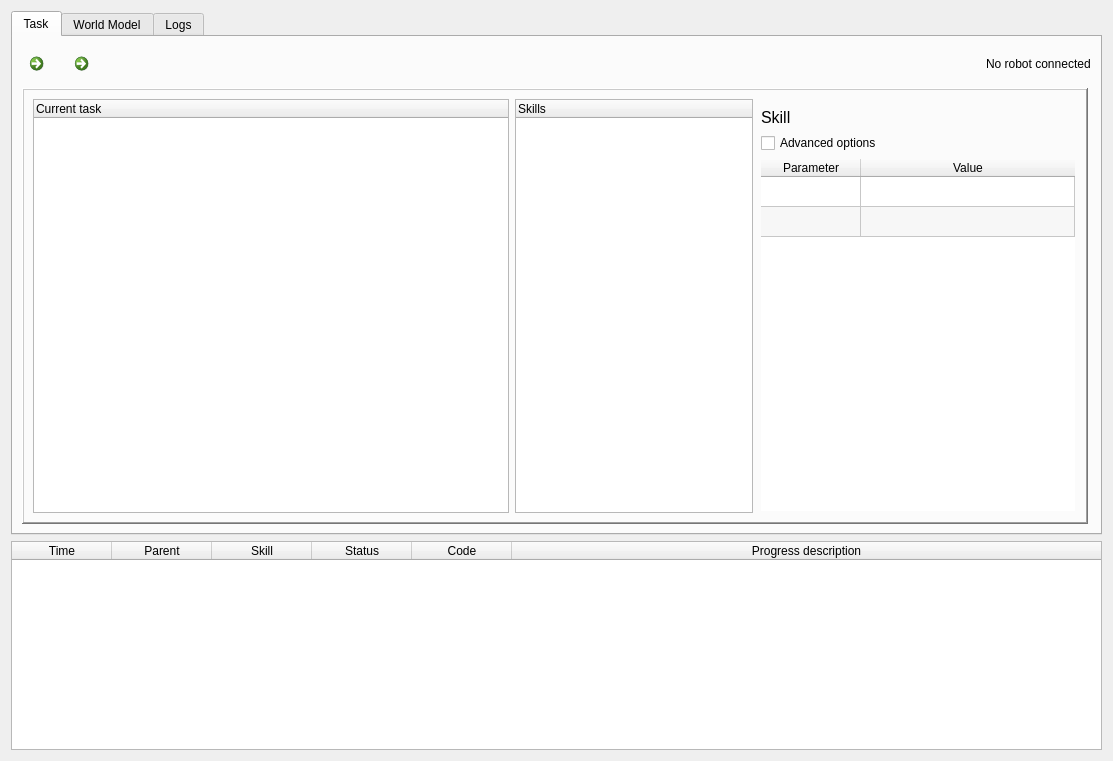
First picture: the form in skiros2/skiros2_gui/src/skiros2_gui/core/skiros_gui.ui, repository maestrini/skiros2, before the edit.
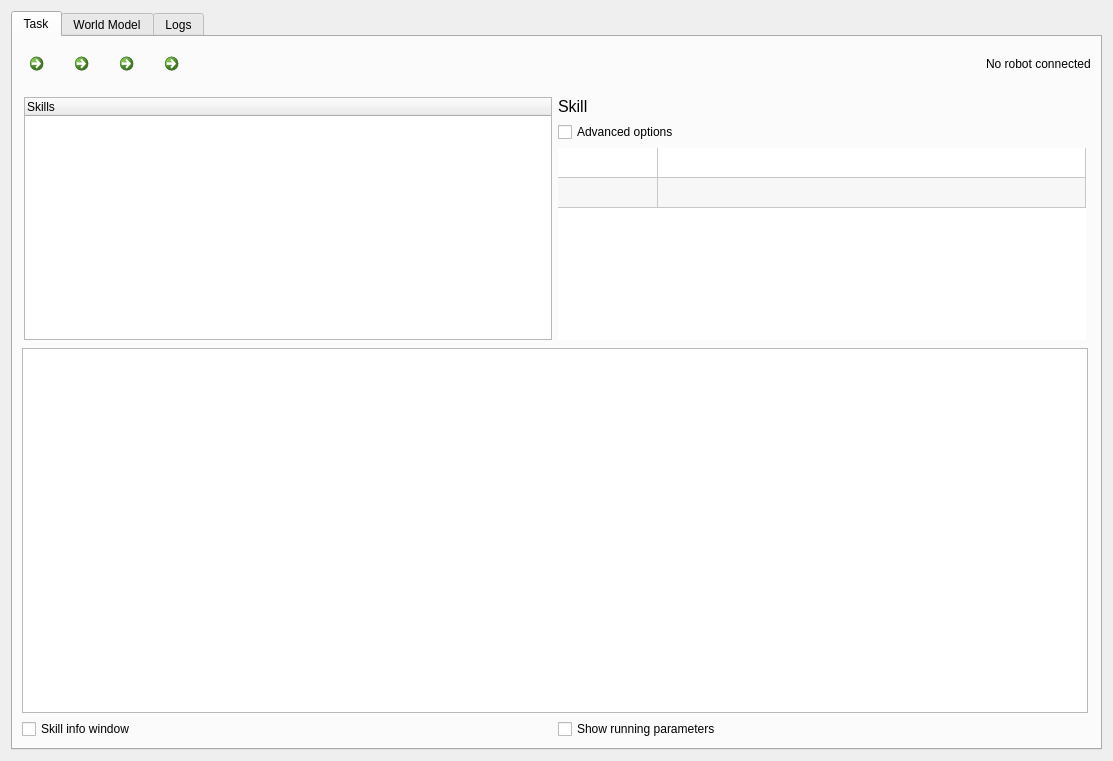
Second picture: the form after the edit. Icons and pictures are not drawn.

```diff
--- a/skiros2/skiros2_gui/src/skiros2_gui/core/skiros_gui.ui
+++ b/skiros2/skiros2_gui/src/skiros2_gui/core/skiros_gui.ui
@@ -30,6 +30,8 @@
   </property>
   <layout class="QVBoxLayout" name="verticalLayout">
    <item>
+    <layout class="QHBoxLayout" name="main_layout">
+     <item>
     <widget class="QTabWidget" name="main_tab">
      <property name="sizePolicy">
       <sizepolicy hsizetype="Preferred" vsizetype="Preferred">
@@ -57,6 +59,187 @@
        <property name="rightMargin">
         <number>0</number>
        </property>
+         <item row="2" column="0">
+          <widget class="QFrame" name="skill_parameters_group_box">
+           <property name="sizePolicy">
+            <sizepolicy hsizetype="Expanding" vsizetype="Expanding">
+             <horstretch>4</horstretch>
+             <verstretch>0</verstretch>
+            </sizepolicy>
+           </property>
+           <layout class="QHBoxLayout" name="horizontalLayout_3">
+            <property name="leftMargin">
+             <number>2</number>
+            </property>
+            <property name="rightMargin">
+             <number>2</number>
+            </property>
+            <property name="bottomMargin">
+             <number>2</number>
+            </property>
+            <item>
+             <widget class="QTreeWidget" name="skill_tree_widget">
+              <property name="sizePolicy">
+               <sizepolicy hsizetype="Expanding" vsizetype="Expanding">
+                <horstretch>0</horstretch>
+                <verstretch>1</verstretch>
+               </sizepolicy>
+              </property>
+              <property name="toolTip">
+               <string>List of available skills</string>
+              </property>
+              <property name="indentation">
+               <number>10</number>
+              </property>
+              <column>
+               <property name="text">
+                <string>Skills</string>
+               </property>
+              </column>
+             </widget>
+            </item>
+            <item>
+             <layout class="QVBoxLayout" name="verticalLayout_2">
+              <item>
+               <widget class="QLabel" name="skill_name_label">
+                <property name="font">
+                 <font>
+                  <pointsize>12</pointsize>
+                 </font>
+                </property>
+                <property name="text">
+                 <string>Skill</string>
+                </property>
+               </widget>
+              </item>
+              <item>
+               <widget class="QCheckBox" name="modality_checkBox">
+                <property name="toolTip">
+                 <string>Visualize/Hide optional parameters</string>
+                </property>
+                <property name="text">
+                 <string>Advanced options</string>
+                </property>
+               </widget>
+              </item>
+              <item>
+               <widget class="QTableWidget" name="skill_params_table">
+                <property name="sizePolicy">
+                 <sizepolicy hsizetype="Expanding" vsizetype="Expanding">
+                  <horstretch>1</horstretch>
+                  <verstretch>0</verstretch>
+                 </sizepolicy>
+                </property>
+                <property name="baseSize">
+                 <size>
+                  <width>0</width>
+                  <height>30</height>
+                 </size>
+                </property>
+                <property name="toolTip">
+                 <string>Parameters selection</string>
+                </property>
+                <property name="autoFillBackground">
+                 <bool>true</bool>
+                </property>
+                <property name="frameShape">
+                 <enum>QFrame::NoFrame</enum>
+                </property>
+                <property name="frameShadow">
+                 <enum>QFrame::Sunken</enum>
+                </property>
+                <property name="sizeAdjustPolicy">
+                 <enum>QAbstractScrollArea::AdjustIgnored</enum>
+                </property>
+                <property name="alternatingRowColors">
+                 <bool>true</bool>
+                </property>
+                <property name="selectionMode">
+                 <enum>QAbstractItemView::NoSelection</enum>
+                </property>
+                <property name="showGrid">
+                 <bool>true</bool>
+                </property>
+                <property name="gridStyle">
+                 <enum>Qt::SolidLine</enum>
+                </property>
+                <property name="cornerButtonEnabled">
+                 <bool>false</bool>
+                </property>
+                <property name="rowCount">
+                 <number>2</number>
+                </property>
+                <attribute name="horizontalHeaderVisible">
+                 <bool>false</bool>
+                </attribute>
+                <attribute name="horizontalHeaderStretchLastSection">
+                 <bool>true</bool>
+                </attribute>
+                <attribute name="verticalHeaderVisible">
+                 <bool>false</bool>
+                </attribute>
+                <attribute name="verticalHeaderHighlightSections">
+                 <bool>true</bool>
+                </attribute>
+                <attribute name="verticalHeaderStretchLastSection">
+                 <bool>false</bool>
+                </attribute>
+                <row/>
+                <row/>
+                <column>
+                 <property name="text">
+                  <string>Parameter</string>
+                 </property>
+                </column>
+                <column>
+                 <property name="text">
+                  <string>Value</string>
+                 </property>
+                </column>
+               </widget>
+              </item>
+             </layout>
+            </item>
+           </layout>
+          </widget>
+         </item>
+         <item row="3" column="0">
+          <widget class="QTreeWidget" name="task_tree_widget">
+           <property name="sizePolicy">
+            <sizepolicy hsizetype="Expanding" vsizetype="Expanding">
+             <horstretch>6</horstretch>
+             <verstretch>6</verstretch>
+            </sizepolicy>
+           </property>
+           <property name="toolTip">
+            <string>The current (or last executed) task</string>
+           </property>
+           <property name="editTriggers">
+            <set>QAbstractItemView::AnyKeyPressed|QAbstractItemView::DoubleClicked|QAbstractItemView::EditKeyPressed</set>
+           </property>
+           <property name="rootIsDecorated">
+            <bool>true</bool>
+           </property>
+           <attribute name="headerVisible">
+            <bool>false</bool>
+           </attribute>
+           <column>
+            <property name="text">
+             <string>Task</string>
+            </property>
+           </column>
+           <column>
+            <property name="text">
+             <string>Time</string>
+            </property>
+           </column>
+           <column>
+            <property name="text">
+             <string>Progress description</string>
+            </property>
+           </column>
+          </widget>
+         </item>
        <item row="0" column="0" colspan="3">
         <widget class="QFrame" name="frame_3">
          <property name="frameShape">
@@ -117,6 +300,58 @@
             </property>
            </widget>
           </item>
+            <item>
+             <widget class="QCommandLinkButton" name="skill_step_button">
+              <property name="maximumSize">
+               <size>
+                <width>45</width>
+                <height>47</height>
+               </size>
+              </property>
+              <property name="toolTip">
+               <string>Tick skill once</string>
+              </property>
+              <property name="text">
+               <string/>
+              </property>
+              <property name="icon">
+               <iconset>
+                <normaloff>imgs/Tick-Icon.png</normaloff>imgs/Tick-Icon.png</iconset>
+              </property>
+              <property name="iconSize">
+               <size>
+                <width>30</width>
+                <height>30</height>
+               </size>
+              </property>
+             </widget>
+            </item>
+            <item>
+             <widget class="QCommandLinkButton" name="skill_pause_button">
+              <property name="maximumSize">
+               <size>
+                <width>45</width>
+                <height>47</height>
+               </size>
+              </property>
+              <property name="toolTip">
+               <string>Pause skill</string>
+              </property>
+              <property name="text">
+               <string/>
+              </property>
+              <property name="icon">
+               <iconset>
+                <normaloff>imgs/Pause-Icon.png</normaloff>imgs/Pause-Icon.png</iconset>
+              </property>
+              <property name="iconSize">
+               <size>
+                <width>30</width>
+                <height>30</height>
+               </size>
+              </property>
+             </widget>
+            </item>
           <item>
            <widget class="QCommandLinkButton" name="skill_stop_button">
             <property name="maximumSize">
@@ -198,184 +433,29 @@
          </layout>
         </widget>
        </item>
-       <item row="1" column="0">
-        <widget class="QFrame" name="frame">
-         <property name="frameShape">
-          <enum>QFrame::WinPanel</enum>
-         </property>
-         <property name="frameShadow">
-          <enum>QFrame::Raised</enum>
-         </property>
+         <item row="4" column="0">
          <layout class="QHBoxLayout" name="horizontalLayout_7">
           <item>
-           <widget class="QTreeWidget" name="task_tree_widget">
-            <property name="sizePolicy">
-             <sizepolicy hsizetype="Expanding" vsizetype="Expanding">
-              <horstretch>6</horstretch>
-              <verstretch>0</verstretch>
-             </sizepolicy>
-            </property>
+            <widget class="QCheckBox" name="skill_info_checkBox">
             <property name="toolTip">
-             <string>The current (or last executed) task</string>
-            </property>
-            <property name="editTriggers">
-             <set>QAbstractItemView::AnyKeyPressed|QAbstractItemView::DoubleClicked|QAbstractItemView::EditKeyPressed</set>
-            </property>
-            <property name="rootIsDecorated">
-             <bool>false</bool>
-            </property>
-            <attribute name="headerVisible">
-             <bool>true</bool>
-            </attribute>
-            <column>
+              <string>Open a window with additional info about skill execution</string>
+             </property>
              <property name="text">
-              <string>Current task</string>
+              <string>Skill info window</string>
              </property>
-            </column>
            </widget>
           </item>
           <item>
-           <widget class="QTreeWidget" name="skill_tree_widget">
-            <property name="sizePolicy">
-             <sizepolicy hsizetype="Expanding" vsizetype="Expanding">
-              <horstretch>3</horstretch>
-              <verstretch>0</verstretch>
-             </sizepolicy>
-            </property>
+            <widget class="QCheckBox" name="debug_checkBox">
             <property name="toolTip">
-             <string>List of available skills</string>
-            </property>
-            <property name="indentation">
-             <number>10</number>
-            </property>
-            <column>
+              <string>Activate visualization of skill parameters during execution (can slow down the tick rate if parameters contain big data)</string>
+             </property>
              <property name="text">
-              <string>Skills</string>
+              <string>Show running parameters</string>
              </property>
-            </column>
-           </widget>
-          </item>
-          <item>
-           <widget class="QFrame" name="skill_parameters_group_box">
-            <property name="sizePolicy">
-             <sizepolicy hsizetype="Expanding" vsizetype="Expanding">
-              <horstretch>4</horstretch>
-              <verstretch>0</verstretch>
-             </sizepolicy>
-            </property>
-            <layout class="QVBoxLayout" name="verticalLayout_19">
-             <property name="leftMargin">
-              <number>2</number>
-             </property>
-             <property name="rightMargin">
-              <number>2</number>
-             </property>
-             <property name="bottomMargin">
-              <number>2</number>
-             </property>
-             <item>
-              <widget class="QLabel" name="skill_name_label">
-               <property name="font">
-                <font>
-                 <pointsize>12</pointsize>
-                </font>
-               </property>
-               <property name="text">
-                <string>Skill</string>
-               </property>
-              </widget>
-             </item>
-             <item>
-              <widget class="QCheckBox" name="modality_checkBox">
-               <property name="toolTip">
-                <string>Visualize/Hide optional parameters</string>
-               </property>
-               <property name="text">
-                <string>Advanced options</string>
-               </property>
-              </widget>
-             </item>
-             <item>
-              <widget class="QTableWidget" name="skill_params_table">
-               <property name="sizePolicy">
-                <sizepolicy hsizetype="Expanding" vsizetype="Expanding">
-                 <horstretch>0</horstretch>
-                 <verstretch>0</verstretch>
-                </sizepolicy>
-               </property>
-               <property name="baseSize">
-                <size>
-                 <width>0</width>
-                 <height>30</height>
-                </size>
-               </property>
-               <property name="toolTip">
-                <string>Parameters selection</string>
-               </property>
-               <property name="autoFillBackground">
-                <bool>true</bool>
-               </property>
-               <property name="frameShape">
-                <enum>QFrame::NoFrame</enum>
-               </property>
-               <property name="frameShadow">
-                <enum>QFrame::Sunken</enum>
-               </property>
-               <property name="sizeAdjustPolicy">
-                <enum>QAbstractScrollArea::AdjustIgnored</enum>
-               </property>
-               <property name="alternatingRowColors">
-                <bool>true</bool>
-               </property>
-               <property name="selectionMode">
-                <enum>QAbstractItemView::NoSelection</enum>
-               </property>
-               <property name="showGrid">
-                <bool>true</bool>
-               </property>
-               <property name="gridStyle">
-                <enum>Qt::SolidLine</enum>
-               </property>
-               <property name="cornerButtonEnabled">
-                <bool>false</bool>
-               </property>
-               <property name="rowCount">
-                <number>2</number>
-               </property>
-               <attribute name="horizontalHeaderVisible">
-                <bool>true</bool>
-               </attribute>
-               <attribute name="horizontalHeaderStretchLastSection">
-                <bool>true</bool>
-               </attribute>
-               <attribute name="verticalHeaderVisible">
-                <bool>false</bool>
-               </attribute>
-               <attribute name="verticalHeaderHighlightSections">
-                <bool>true</bool>
-               </attribute>
-               <attribute name="verticalHeaderStretchLastSection">
-                <bool>false</bool>
-               </attribute>
-               <row/>
-               <row/>
-               <column>
-                <property name="text">
-                 <string>Parameter</string>
-                </property>
-               </column>
-               <column>
-                <property name="text">
-                 <string>Value</string>
-                </property>
-               </column>
-              </widget>
-             </item>
-            </layout>
-           </widget>
-          </item>
-         </layout>
-        </widget>
+            </widget>
+           </item>
+          </layout>
        </item>
       </layout>
      </widget>
@@ -435,32 +515,6 @@
             </column>
            </widget>
           </item>
-          <item>
-           <widget class="QFrame" name="frame_2">
-            <property name="frameShape">
-             <enum>QFrame::StyledPanel</enum>
-            </property>
-            <property name="frameShadow">
-             <enum>QFrame::Raised</enum>
-            </property>
-            <layout class="QHBoxLayout" name="horizontalLayout_3">
-             <item>
-              <widget class="QPushButton" name="load_scene_button">
-               <property name="text">
-                <string>Load scene</string>
-               </property>
-              </widget>
-             </item>
-             <item>
-              <widget class="QPushButton" name="save_scene_button">
-               <property name="text">
-                <string>Save scene</string>
-               </property>
-              </widget>
-             </item>
-            </layout>
-           </widget>
-          </item>
           <item>
            <widget class="QFrame" name="frame_4">
             <property name="sizePolicy">
@@ -660,72 +714,7 @@
      </widget>
     </widget>
    </item>
-   <item>
-    <widget class="QTableWidget" name="tableWidget_output">
-     <property name="sizePolicy">
-      <sizepolicy hsizetype="Expanding" vsizetype="Expanding">
-       <horstretch>0</horstretch>
-       <verstretch>4</verstretch>
-      </sizepolicy>
-     </property>
-     <property name="minimumSize">
-      <size>
-       <width>0</width>
-       <height>0</height>
-      </size>
-     </property>
-     <property name="editTriggers">
-      <set>QAbstractItemView::NoEditTriggers</set>
-     </property>
-     <property name="columnCount">
-      <number>6</number>
-     </property>
-     <attribute name="horizontalHeaderCascadingSectionResizes">
-      <bool>true</bool>
-     </attribute>
-     <attribute name="horizontalHeaderDefaultSectionSize">
-      <number>100</number>
-     </attribute>
-     <attribute name="horizontalHeaderMinimumSectionSize">
-      <number>16</number>
-     </attribute>
-     <attribute name="horizontalHeaderShowSortIndicator" stdset="0">
-      <bool>false</bool>
-     </attribute>
-     <attribute name="horizontalHeaderStretchLastSection">
-      <bool>true</bool>
-     </attribute>
-     <column>
-      <property name="text">
-       <string>Time</string>
-      </property>
-     </column>
-     <column>
-      <property name="text">
-       <string>Parent</string>
-      </property>
-     </column>
-     <column>
-      <property name="text">
-       <string>Skill</string>
-      </property>
-     </column>
-     <column>
-      <property name="text">
-       <string>Status</string>
-      </property>
-     </column>
-     <column>
-      <property name="text">
-       <string>Code</string>
-      </property>
-     </column>
-     <column>
-      <property name="text">
-       <string>Progress description</string>
-      </property>
-     </column>
-    </widget>
+    </layout>
    </item>
   </layout>
  </widget>
```
Left out of the diff: 193 changed lines with no effect on the pictures. Lines whose indentation alone changed are shown as unchanged.
